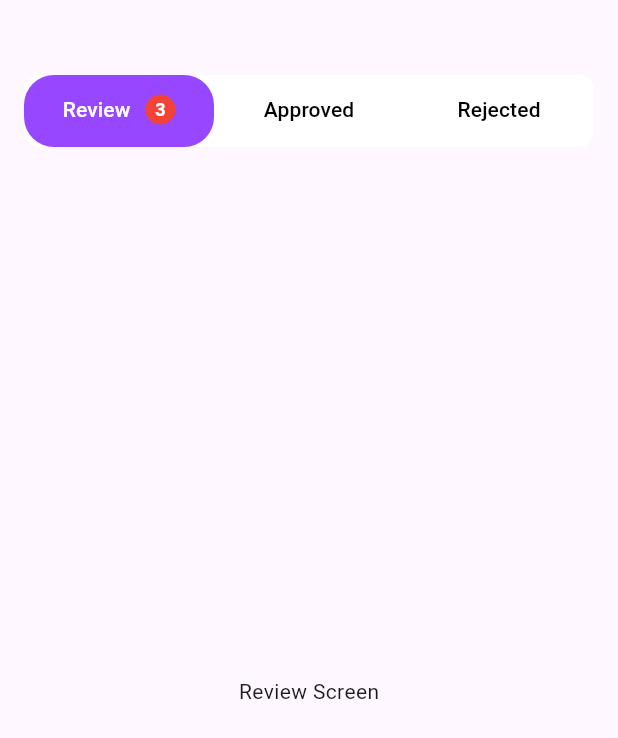
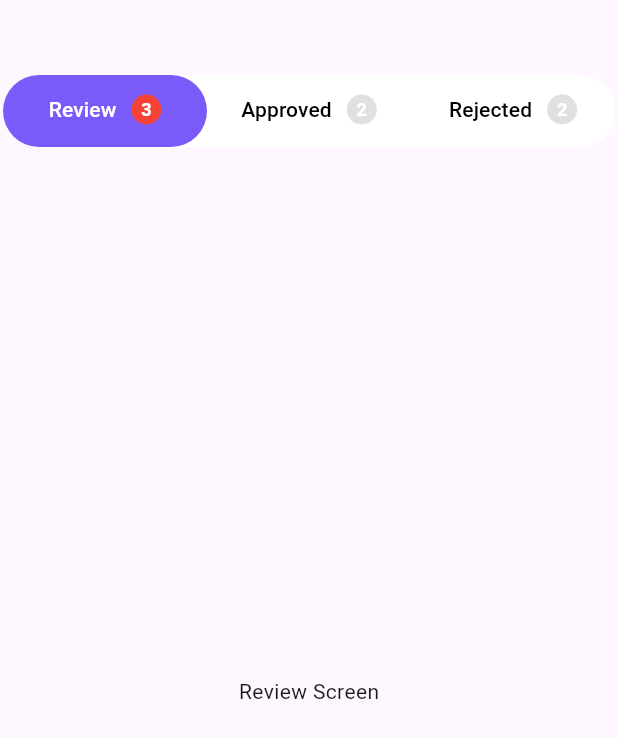
Before and after one commit to digitechdevs/beluga_design_flutter, a Flutter app: the screen it shows after launch, on a phone screen of 412 x 824 dp. Shown: the top 738 px of the screen. Run offline on Flutter 3.47's test engine with Material 3 defaults, Android fonts, the light colour scheme and no system bars; our stand-ins replace flutter_screenutil.

Commit message:
Refactor CustomTabBar and HomeScreen to integrate TabController and enhance tab functionality with custom tab views

```diff
--- a/example/lib/Widget/cutomTabBar.dart
+++ b/example/lib/Widget/cutomTabBar.dart
@@ -7,13 +7,15 @@ class CustomTabBar extends StatelessWidget {
   final Color indicatorColor;
   final Color labelColor;
   final Color unselectedLabelColor;
+  final TabController tabController;
 
   const CustomTabBar({
     super.key,
+     required this.tabController,
     required this.tabs,
     required this.tabViews,
     this.backgroundColor = Colors.white,
-    this.indicatorColor = const Color(0xff9747FF),
+    this.indicatorColor = const Color(0xff7A5AF8),
     this.labelColor = Colors.white,
     this.unselectedLabelColor = Colors.black,
   });
@@ -21,26 +23,28 @@ class CustomTabBar extends StatelessWidget {
   @override
   Widget build(BuildContext context) {
     return DefaultTabController(
+      animationDuration: const Duration(milliseconds: 500),
       length: tabs.length,
       child: Scaffold(
         body: Column(
           children: [
             Padding(
-              padding: const EdgeInsets.symmetric(horizontal: 16),
+              padding: const EdgeInsets.symmetric(horizontal: 2),
               child: Container(
                 decoration: BoxDecoration(
                   color: backgroundColor,
-                  borderRadius: BorderRadius.circular(10),
+                  borderRadius: BorderRadius.circular(100),
                 ),
                 child: TabBar(
+                   controller: tabController,
                   dividerColor: Colors.transparent,
                   tabs: tabs,
-                  // indicatorPadding: E
+
                   indicatorSize: TabBarIndicatorSize.tab,
                   // indicatorColor: indicatorColor,
                   indicator: BoxDecoration(
-                    color: indicatorColor, // Background color of the indicator
-                    borderRadius: BorderRadius.circular(20), // Rounded corners
+                    color: indicatorColor,
+                    borderRadius: BorderRadius.circular(100),
                   ),
                   labelColor: labelColor,
                   unselectedLabelColor: unselectedLabelColor,
@@ -49,6 +53,7 @@ class CustomTabBar extends StatelessWidget {
             ),
             Expanded(
               child: TabBarView(
+                controller: tabController,
                 children: tabViews,
               ),
             )
@@ -58,6 +63,10 @@ class CustomTabBar extends StatelessWidget {
     );
   }
 }
+
+
+
+
 // import 'package:flutter/material.dart';
 
 // class CustomTabBar extends StatefulWidget {
--- /dev/null
+++ b/example/lib/Widget/tab_row.dart
@@ -0,0 +1,35 @@
+import 'package:flutter/material.dart';
+
+class TabUtil {
+ static Widget myTab({required String text, required int count, required bool isSelected,}) {
+    return Row(
+      mainAxisAlignment: MainAxisAlignment.center,
+      crossAxisAlignment: CrossAxisAlignment.center,
+      children: [
+        Text(text), // Use the passed text
+        const SizedBox(width: 10),
+        Container(
+          padding: const EdgeInsets.all(6),
+          decoration:  BoxDecoration(
+            color:  isSelected ? Colors.red : Colors.grey[300], // Badge color change
+            shape: BoxShape.circle,
+          ),
+          constraints: const BoxConstraints(
+            minWidth: 20,
+            minHeight: 20,
+          ),
+          child: Center(
+            child: Text(
+              count.toString(), // Convert num to string
+              style: const TextStyle(
+                color: Colors.white,
+                fontWeight: FontWeight.bold,
+                fontSize: 12,
+              ),
+            ),
+          ),
+        ),
+      ],
+    );
+  }
+}
--- a/example/lib/home_screen.dart
+++ b/example/lib/home_screen.dart
@@ -1,5 +1,7 @@
 import 'package:example/Widget/cutomTabBar.dart';
 import 'package:flutter/material.dart';
+
+import 'package:example/Widget/tab_row.dart';
 
 class HomeScreen extends StatefulWidget {
   const HomeScreen({super.key});
@@ -8,8 +10,24 @@ class HomeScreen extends StatefulWidget {
   State<HomeScreen> createState() => _HomeScreenState();
 }
 
-class _HomeScreenState extends State<HomeScreen>
-    with SingleTickerProviderStateMixin {
+class _HomeScreenState extends State<HomeScreen> with SingleTickerProviderStateMixin {
+  late TabController _tabController;
+
+  @override
+  void initState() {
+    super.initState();
+    _tabController = TabController(length: 3, vsync: this);
+    _tabController.addListener(() {
+      setState(() {}); // Updates UI when tab selection changes
+    });
+  }
+
+  @override
+  void dispose() {
+    _tabController.dispose();
+    super.dispose();
+  }
+
   @override
   Widget build(BuildContext context) {
     return Scaffold(
@@ -18,56 +36,33 @@ class _HomeScreenState extends State<HomeScreen>
         child: CustomTabBar(
           tabs: [
             Tab(
-              // text: "Review",
-              child: Row(
-                mainAxisAlignment: MainAxisAlignment.center,
-                crossAxisAlignment: CrossAxisAlignment.center,
-                children: [
-                  const Text("Review"),
-                  const SizedBox(
-                    width: 10,
-                  ),
-                  // Icon(Icons.abc_outlined)
-                  // CircleAvatar(
-                  //   radius: 10,
-                  //   backgroundColor: Colors.red,
-                  //   child: Text(
-                  //     "3",
-                  //     style: TextStyle(color: Colors.white),
-                  //   ),
-                  // )
-                  Container(
-                    padding: const EdgeInsets.all(6),
-                    decoration: const BoxDecoration(
-                      color: Colors.red,
-                      shape: BoxShape.circle,
-                    ),
-                    constraints: const BoxConstraints(
-                      minWidth: 20,
-                      minHeight: 20,
-                    ),
-                    child: const Center(
-                      child: Text(
-                        '3',
-                        style: TextStyle(
-                          color: Colors.white,
-                          fontWeight: FontWeight.bold,
-                          fontSize: 12,
-                        ),
-                      ),
-                    ),
-                  )
-                ],
+              child: TabUtil.myTab(
+                text: "Review",
+                count: 3,
+                isSelected: _tabController.index == 0, // Pass selected state
               ),
             ),
-            const Tab(text: "Approved"),
-            const Tab(text: "Rejected"),
+            Tab(
+              child: TabUtil.myTab(
+                text: "Approved",
+                count: 2,
+                isSelected: _tabController.index == 1,
+              ),
+            ),
+            Tab(
+              child: TabUtil.myTab(
+                text: "Rejected",
+                count: 2,
+                isSelected: _tabController.index == 2,
+              ),
+            ),
           ],
           tabViews: const [
             Center(child: Text("Review Screen")),
             Center(child: Text("Approved Screen")),
             Center(child: Text("Rejected Screen")),
           ],
+          tabController: _tabController, // Pass controller
         ),
       ),
     );
```
